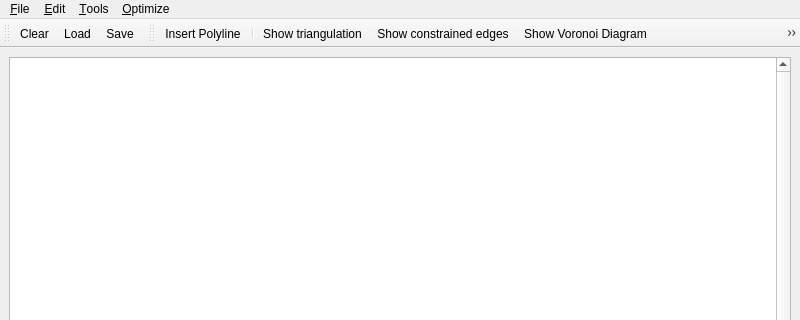
Above: GraphicsView/demo/Triangulation_2/Constrained_Delaunay_triangulation_2.ui from zoharl3/cgal-public-dev before the change; both pictures show x 0 to 800 and y 0 to 320 of the 800 by 600 pixel window. Below: the same form after it.
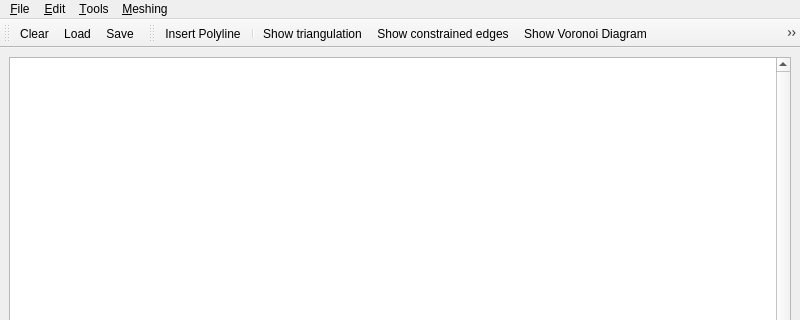
That is the form after the change. Icons and pictures are not drawn.

Commit message: rename menus (again)

Diff of the .ui file:
```diff
--- a/GraphicsView/demo/Triangulation_2/Constrained_Delaunay_triangulation_2.ui
+++ b/GraphicsView/demo/Triangulation_2/Constrained_Delaunay_triangulation_2.ui
@@ -101,7 +101,7 @@
    </widget>
    <widget class="QMenu" name="menuOptimize">
     <property name="title">
-     <string>&amp;Optimize</string>
+     <string>&amp;Meshing</string>
     </property>
     <addaction name="actionRefineLloyd"/>
     <addaction name="actionRefineOdt"/>
```
Left out of the diff: 4 changed lines with no effect on the pictures.
